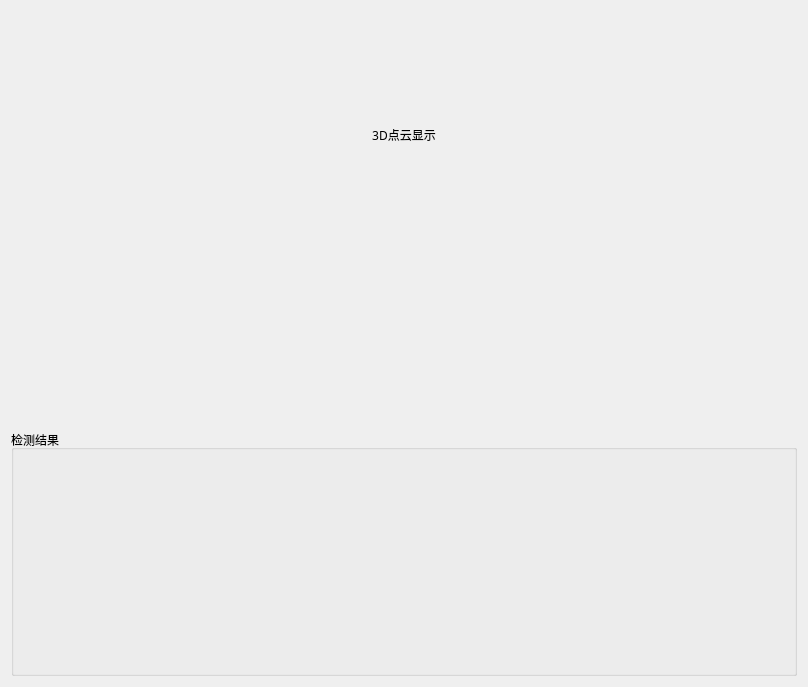
The window that pointcloud.ui (bwj124/UI) describes before a commit, drawn with Qt 5.
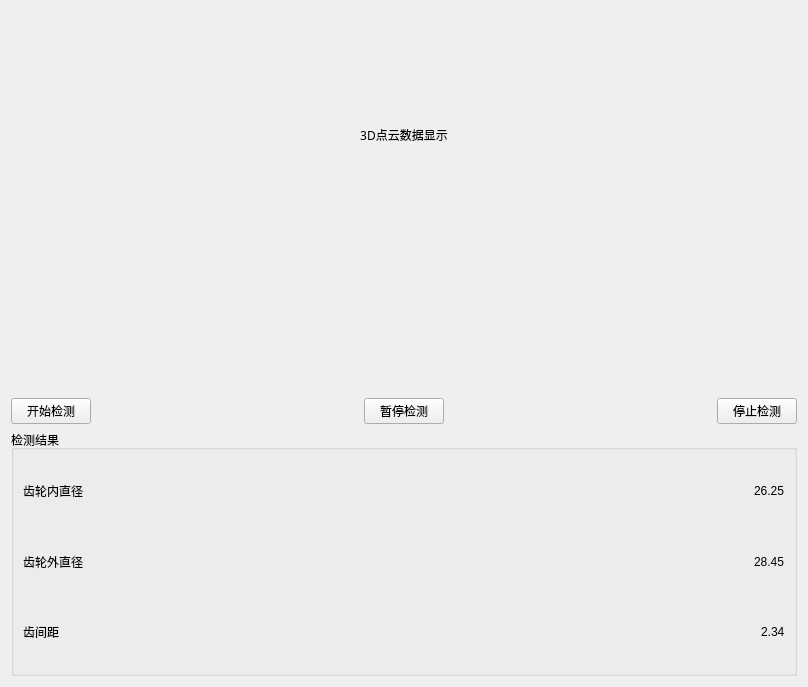
The same window after the commit.

```diff
--- a/pointcloud.ui
+++ b/pointcloud.ui
@@ -19,7 +19,7 @@
   <property name="windowTitle">
    <string>Form</string>
   </property>
-  <layout class="QHBoxLayout" name="horizontalLayout">
+  <layout class="QHBoxLayout" name="horizontalLayout_5">
    <item>
     <layout class="QVBoxLayout" name="verticalLayout">
      <item>
@@ -39,7 +39,7 @@
         <enum>Qt::LeftToRight</enum>
        </property>
        <property name="text">
-        <string>3D点云显示</string>
+        <string>3D点云数据显示</string>
        </property>
        <property name="alignment">
         <set>Qt::AlignCenter</set>
@@ -59,6 +59,57 @@
        </property>
       </spacer>
      </item>
+     <item>
+      <layout class="QHBoxLayout" name="horizontalLayout">
+       <item>
+        <widget class="QPushButton" name="pushButton_2">
+         <property name="text">
+          <string>开始检测</string>
+         </property>
+        </widget>
+       </item>
+       <item>
+        <spacer name="horizontalSpacer_4">
+         <property name="orientation">
+          <enum>Qt::Horizontal</enum>
+         </property>
+         <property name="sizeHint" stdset="0">
+          <size>
+           <width>40</width>
+           <height>20</height>
+          </size>
+         </property>
+        </spacer>
+       </item>
+       <item>
+        <widget class="QPushButton" name="pushButton_4">
+         <property name="text">
+          <string>暂停检测</string>
+         </property>
+        </widget>
+       </item>
+       <item>
+        <spacer name="horizontalSpacer_5">
+         <property name="orientation">
+          <enum>Qt::Horizontal</enum>
+         </property>
+         <property name="sizeHint" stdset="0">
+          <size>
+           <width>40</width>
+           <height>20</height>
+          </size>
+         </property>
+        </spacer>
+       </item>
+       <item>
+        <widget class="QPushButton" name="pushButton_3">
+         <property name="text">
+          <string>停止检测</string>
+         </property>
+        </widget>
+       </item>
+      </layout>
+     </item>
      <item>
       <widget class="QGroupBox" name="groupBox">
        <property name="minimumSize">
@@ -70,6 +121,101 @@
        <property name="title">
         <string>检测结果</string>
        </property>
+       <layout class="QVBoxLayout" name="verticalLayout_2">
+        <item>
+         <layout class="QHBoxLayout" name="horizontalLayout_2">
+          <item>
+           <widget class="QLabel" name="label_2">
+            <property name="text">
+             <string>齿轮内直径</string>
+            </property>
+           </widget>
+          </item>
+          <item>
+           <spacer name="horizontalSpacer">
+            <property name="orientation">
+             <enum>Qt::Horizontal</enum>
+            </property>
+            <property name="sizeHint" stdset="0">
+             <size>
+              <width>40</width>
+              <height>20</height>
+             </size>
+            </property>
+           </spacer>
+          </item>
+          <item>
+           <widget class="QLabel" name="label_5">
+            <property name="text">
+             <string>26.25</string>
+            </property>
+           </widget>
+          </item>
+         </layout>
+        </item>
+        <item>
+         <layout class="QHBoxLayout" name="horizontalLayout_3">
+          <item>
+           <widget class="QLabel" name="label_3">
+            <property name="text">
+             <string>齿轮外直径</string>
+            </property>
+           </widget>
+          </item>
+          <item>
+           <spacer name="horizontalSpacer_2">
+            <property name="orientation">
+             <enum>Qt::Horizontal</enum>
+            </property>
+            <property name="sizeHint" stdset="0">
+             <size>
+              <width>40</width>
+              <height>20</height>
+             </size>
+            </property>
+           </spacer>
+          </item>
+          <item>
+           <widget class="QLabel" name="label_6">
+            <property name="text">
+             <string>28.45</string>
+            </property>
+           </widget>
+          </item>
+         </layout>
+        </item>
+        <item>
+         <layout class="QHBoxLayout" name="horizontalLayout_4">
+          <item>
+           <widget class="QLabel" name="label_4">
+            <property name="text">
+             <string>齿间距</string>
+            </property>
+           </widget>
+          </item>
+          <item>
+           <spacer name="horizontalSpacer_3">
+            <property name="orientation">
+             <enum>Qt::Horizontal</enum>
+            </property>
+            <property name="sizeHint" stdset="0">
+             <size>
+              <width>40</width>
+              <height>20</height>
+             </size>
+            </property>
+           </spacer>
+          </item>
+          <item>
+           <widget class="QLabel" name="label_7">
+            <property name="text">
+             <string>2.34</string>
+            </property>
+           </widget>
+          </item>
+         </layout>
+        </item>
+       </layout>
       </widget>
      </item>
     </layout>
```
Left out of the diff: 2 changed lines with no effect on the pictures.
